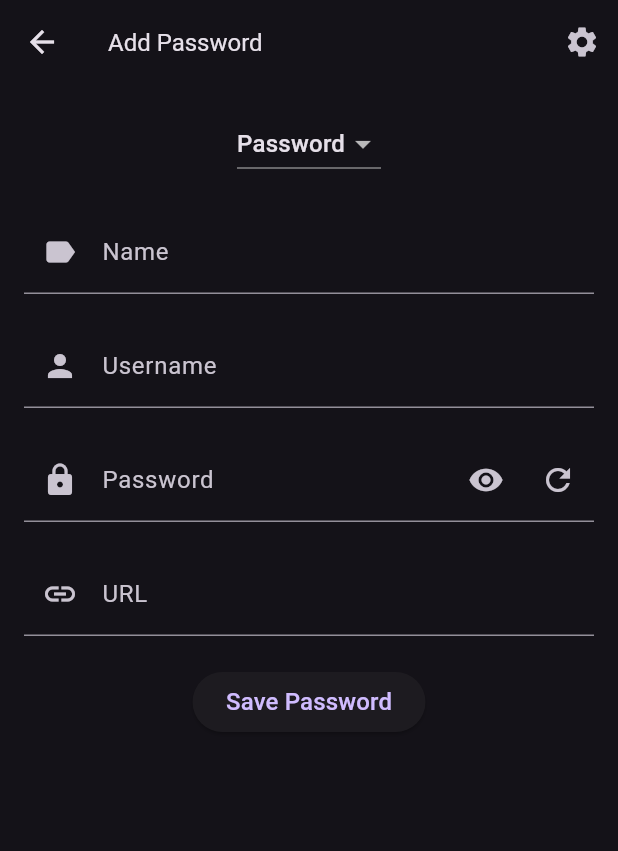
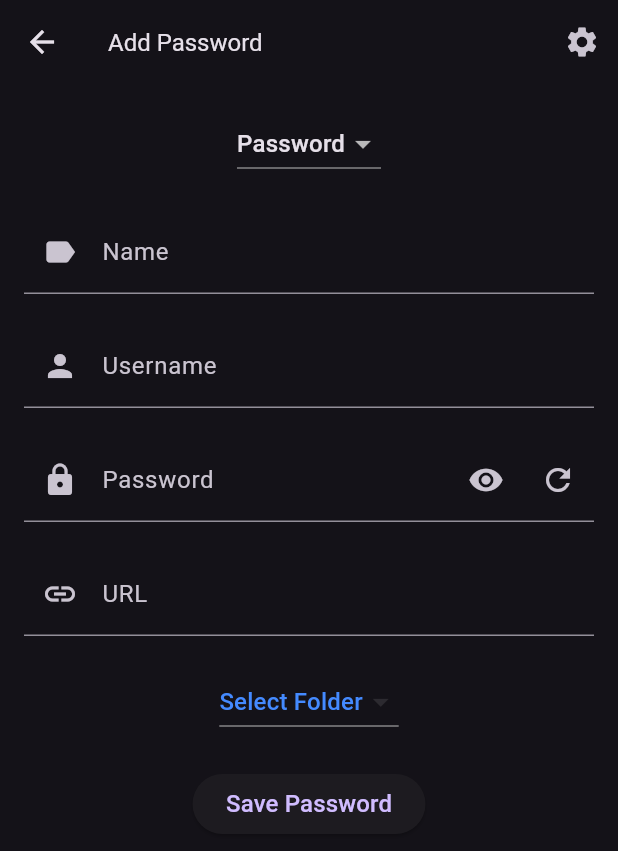
Before and after one commit to DevWhizUK/Flutter_Password_Manager, a Flutter app: the AddPasswordPage screen opened directly with empty values, on a phone screen of 412 x 824 dp. Shown: the top 851 px of the screen. Run offline on Flutter 3.47's test engine with Material 3 defaults, Android fonts, the phone set to English and light mode, and no system bars; network calls fail.

Commit message:
Feature: Add ability to assign passwords to folders

```diff
--- a/lib/add_password.dart
+++ b/lib/add_password.dart
@@ -23,6 +23,32 @@ class _AddPasswordPageState extends State<AddPasswordPage> {
   bool _obscureText = true;
   String _message = '';
   String _selectedOption = 'Password';
+  int? _selectedFolder;
+  List<dynamic> _folders = [];
+
+  @override
+  void initState() {
+    super.initState();
+    _fetchFolders();
+  }
+
+  Future<void> _fetchFolders() async {
+    final response = await http.post(
+      Uri.parse('http://taylorv24.sg-host.com/get_folders.php'),
+      headers: {'Content-Type': 'application/json; charset=UTF-8'},
+      body: jsonEncode({'userId': widget.userId}),
+    );
+
+    if (response.statusCode == 200) {
+      setState(() {
+        _folders = json.decode(response.body);
+      });
+    } else {
+      setState(() {
+        _folders = [];
+      });
+    }
+  }
 
   Future<void> _addPassword() async {
     setState(() {
@@ -40,6 +66,7 @@ class _AddPasswordPageState extends State<AddPasswordPage> {
         'username': _usernameController.text,
         'password': _passwordController.text,
         'url': _urlController.text,
+        'folderId': _selectedFolder
       }),
     );
 
@@ -198,6 +225,22 @@ class _AddPasswordPageState extends State<AddPasswordPage> {
                 ),
               ),
               SizedBox(height: 20),
+              DropdownButton<int>(
+                value: _selectedFolder,
+                hint: Text('Select Folder'),
+                onChanged: (int? newValue) {
+                  setState(() {
+                    _selectedFolder = newValue;
+                  });
+                },
+                items: _folders.map<DropdownMenuItem<int>>((dynamic folder) {
+                  return DropdownMenuItem<int>(
+                    value: folder['FolderID'],
+                    child: Text(folder['FolderName']),
+                  );
+                }).toList(),
+              ),
+              SizedBox(height: 20),
               _isLoading
                   ? CircularProgressIndicator()
                   : ElevatedButton(
```
